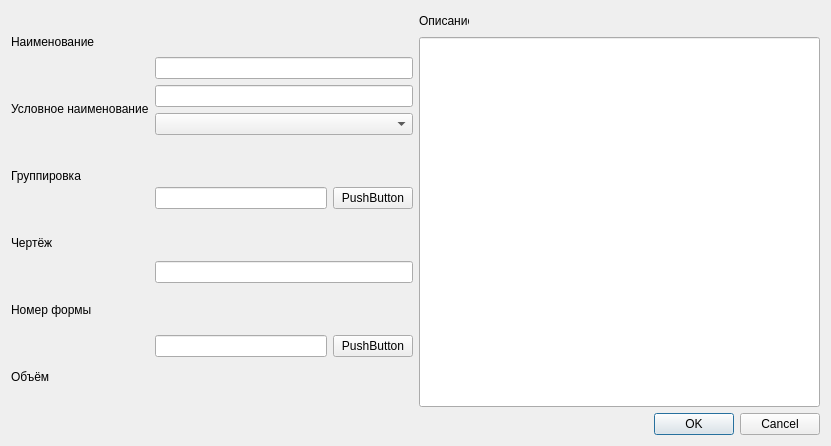
Old version of the form test_UI_new_NOM.ui in the repository Korguv/Poliur.
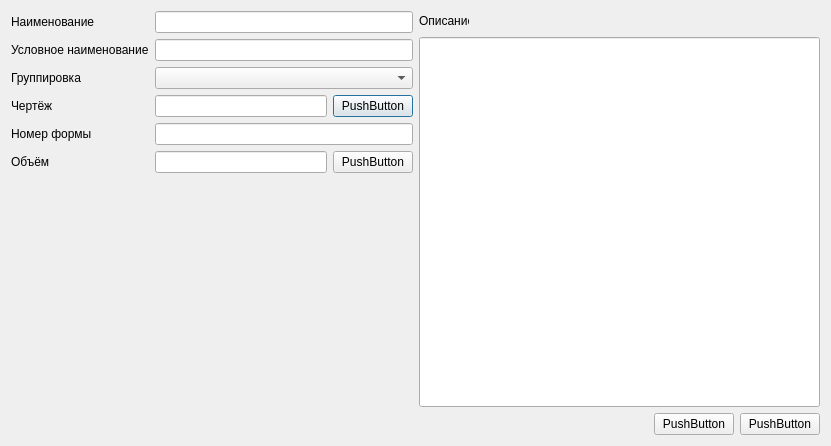
New version of the form.

```diff
--- a/test_UI_new_NOM.ui
+++ b/test_UI_new_NOM.ui
@@ -13,88 +13,73 @@
   <property name="windowTitle">
    <string>Dialog</string>
   </property>
-  <layout class="QGridLayout" name="gridLayout">
-   <item row="0" column="0" rowspan="2">
-    <layout class="QHBoxLayout" name="horizontalLayout_2">
+  <layout class="QVBoxLayout" name="verticalLayout">
+   <item>
+    <layout class="QHBoxLayout" name="horizontalLayout_4">
      <item>
-      <layout class="QVBoxLayout" name="verticalLayout_3">
-       <item>
+      <layout class="QFormLayout" name="formLayout">
+       <item row="0" column="0">
         <widget class="QLabel" name="label">
          <property name="text">
           <string>Наименование</string>
          </property>
         </widget>
        </item>
-       <item>
+       <item row="0" column="1">
+        <widget class="QLineEdit" name="lineEdit"/>
+       </item>
+       <item row="1" column="0">
         <widget class="QLabel" name="label_2">
          <property name="text">
           <string>Условное наименование</string>
          </property>
         </widget>
        </item>
-       <item>
+       <item row="1" column="1">
+        <widget class="QLineEdit" name="lineEdit_2"/>
+       </item>
+       <item row="2" column="1">
+        <widget class="QComboBox" name="comboBox"/>
+       </item>
+       <item row="3" column="1">
+        <layout class="QHBoxLayout" name="horizontalLayout_3">
+         <item>
+          <widget class="QLineEdit" name="lineEdit_5"/>
+         </item>
+         <item>
+          <widget class="QPushButton" name="pushButton_2">
+           <property name="text">
+            <string>PushButton</string>
+           </property>
+          </widget>
+         </item>
+        </layout>
+       </item>
+       <item row="2" column="0">
         <widget class="QLabel" name="label_3">
          <property name="text">
           <string>Группировка</string>
          </property>
         </widget>
        </item>
-       <item>
+       <item row="3" column="0">
         <widget class="QLabel" name="label_5">
          <property name="text">
           <string>Чертёж</string>
          </property>
         </widget>
        </item>
-       <item>
+       <item row="4" column="0">
         <widget class="QLabel" name="label_6">
          <property name="text">
           <string>Номер формы</string>
          </property>
         </widget>
        </item>
-       <item>
-        <widget class="QLabel" name="label_7">
-         <property name="text">
-          <string>Объём</string>
-         </property>
-        </widget>
-       </item>
-      </layout>
-     </item>
-     <item>
-      <layout class="QVBoxLayout" name="verticalLayout_2">
-       <item>
-        <layout class="QVBoxLayout" name="verticalLayout">
-         <item>
-          <widget class="QLineEdit" name="lineEdit"/>
-         </item>
-         <item>
-          <widget class="QLineEdit" name="lineEdit_2"/>
-         </item>
-         <item>
-          <widget class="QComboBox" name="comboBox"/>
-         </item>
-        </layout>
-       </item>
-       <item>
-        <layout class="QHBoxLayout" name="horizontalLayout_3">
-         <item>
-          <widget class="QLineEdit" name="lineEdit_5"/>
-         </item>
-         <item>
-          <widget class="QPushButton" name="pushButton_2">
-           <property name="text">
-            <string>PushButton</string>
-           </property>
-          </widget>
-         </item>
-        </layout>
-       </item>
-       <item>
+       <item row="4" column="1">
         <widget class="QLineEdit" name="lineEdit_6"/>
        </item>
-       <item>
+       <item row="5" column="1">
         <layout class="QHBoxLayout" name="horizontalLayout">
          <item>
           <widget class="QLineEdit" name="lineEdit_4"/>
@@ -108,54 +93,86 @@
          </item>
         </layout>
        </item>
+       <item row="5" column="0">
+        <widget class="QLabel" name="label_7">
+         <property name="text">
+          <string>Объём</string>
+         </property>
+        </widget>
+       </item>
       </layout>
      </item>
+     <item>
+      <layout class="QVBoxLayout" name="verticalLayout_2">
+       <item>
+        <widget class="QLabel" name="label_4">
+         <property name="sizePolicy">
+          <sizepolicy hsizetype="Expanding" vsizetype="Expanding">
+           <horstretch>0</horstretch>
+           <verstretch>0</verstretch>
+          </sizepolicy>
+         </property>
+         <property name="maximumSize">
+          <size>
+           <width>50</width>
+           <height>20</height>
+          </size>
+         </property>
+         <property name="text">
+          <string>Описание</string>
+         </property>
+        </widget>
+       </item>
+       <item>
+        <widget class="QLineEdit" name="lineEdit_3">
+         <property name="sizePolicy">
+          <sizepolicy hsizetype="Expanding" vsizetype="Expanding">
+           <horstretch>0</horstretch>
+           <verstretch>0</verstretch>
+          </sizepolicy>
+         </property>
+         <property name="minimumSize">
+          <size>
+           <width>200</width>
+           <height>200</height>
+          </size>
+         </property>
+        </widget>
+       </item>
+      </layout>
+     </item>
     </layout>
    </item>
-   <item row="2" column="0" colspan="2">
-    <widget class="QDialogButtonBox" name="buttonBox">
-     <property name="orientation">
-      <enum>Qt::Horizontal</enum>
-     </property>
-     <property name="standardButtons">
-      <set>QDialogButtonBox::Cancel|QDialogButtonBox::Ok</set>
-     </property>
-    </widget>
-   </item>
-   <item row="1" column="1">
-    <widget class="QLineEdit" name="lineEdit_3">
-     <property name="sizePolicy">
-      <sizepolicy hsizetype="Expanding" vsizetype="Expanding">
-       <horstretch>0</horstretch>
-       <verstretch>0</verstretch>
-      </sizepolicy>
-     </property>
-     <property name="minimumSize">
-      <size>
-       <width>200</width>
-       <height>200</height>
-      </size>
-     </property>
-    </widget>
-   </item>
-   <item row="0" column="1">
-    <widget class="QLabel" name="label_4">
-     <property name="sizePolicy">
-      <sizepolicy hsizetype="Expanding" vsizetype="Expanding">
-       <horstretch>0</horstretch>
-       <verstretch>0</verstretch>
-      </sizepolicy>
-     </property>
-     <property name="maximumSize">
-      <size>
-       <width>50</width>
-       <height>20</height>
-      </size>
-     </property>
-     <property name="text">
-      <string>Описание</string>
-     </property>
-    </widget>
+   <item>
+    <layout class="QHBoxLayout" name="horizontalLayout_2">
+     <item>
+      <spacer name="horizontalSpacer">
+       <property name="orientation">
+        <enum>Qt::Horizontal</enum>
+       </property>
+       <property name="sizeHint" stdset="0">
+        <size>
+         <width>40</width>
+         <height>20</height>
+        </size>
+       </property>
+      </spacer>
+     </item>
+     <item>
+      <widget class="QPushButton" name="pushButton_3">
+       <property name="text">
+        <string>PushButton</string>
+       </property>
+      </widget>
+     </item>
+     <item>
+      <widget class="QPushButton" name="pushButton_4">
+       <property name="text">
+        <string>PushButton</string>
+       </property>
+      </widget>
+     </item>
+    </layout>
    </item>
   </layout>
  </widget>
```
Left out of the diff: 35 changed lines with no effect on the pictures.
